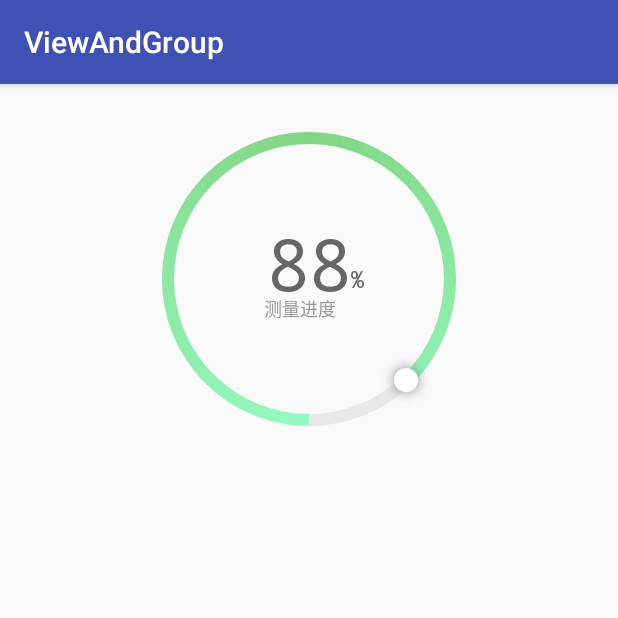
After one commit to baojie0327/ViewAndGroup, an Android app: the CircleProgressActivity screen opened directly, with no data from a screen before it, on a phone screen of 412 x 824 dp, the top half of it. The commit adds this screen. Run offline under Robolectric (Android 15) with nearby library versions, the phone set to English and light mode, and no system bars.

Commit message:
circleprogress

```diff
--- a/app/build.gradle
+++ b/app/build.gradle
@@ -25,7 +25,8 @@ dependencies {
         exclude group: 'com.android.support', module: 'support-annotations'
     })
     compile 'com.android.support:appcompat-v7:25.0.1'
-    testCompile 'junit:junit:4.12'
     compile 'com.jakewharton:butterknife:7.0.0'
     compile 'com.android.support:recyclerview-v7:25.0.1'
+    compile 'com.android.support.constraint:constraint-layout:1.0.2'
+    testCompile 'junit:junit:4.12'
 }
--- a/app/src/main/java/com/example/ahuang/viewandgroup/View/MeasureView.java
+++ b/app/src/main/java/com/example/ahuang/viewandgroup/View/MeasureView.java
@@ -49,11 +49,11 @@ public class MeasureView extends View {
         int mode = MeasureSpec.getMode(widthMeasureSpec); //获取测量模式
         int size = MeasureSpec.getSize(widthMeasureSpec);  //获取测量值
 
-        if (mode == MeasureSpec.EXACTLY) { //精准测量模式
+        if (mode == MeasureSpec.EXACTLY) { //精准测量模式,设置为具体数值或者match_parent时
             width = size;
         } else {
             width = 200;
-            if (mode == MeasureSpec.AT_MOST) {
+            if (mode == MeasureSpec.AT_MOST) {    //设置为wrap_content
                 width = Math.max(size, width);
             }
         }
--- a/app/src/main/java/com/example/ahuang/viewandgroup/View/MyTextView.java
+++ b/app/src/main/java/com/example/ahuang/viewandgroup/View/MyTextView.java
@@ -16,7 +16,7 @@ import android.widget.TextView;
  * @version 1.0.0
  * since 2017 04 20
  */
-public class MyTextView extends TextView{
+public class MyTextView extends android.support.v7.widget.AppCompatTextView{
 
     private Paint mPaint1,mPaint2;
 
--- /dev/null
+++ b/app/src/main/java/com/example/ahuang/viewandgroup/activity/CircleProgressActivity.java
@@ -0,0 +1,24 @@
+package com.example.ahuang.viewandgroup.activity;
+
+import android.support.v7.app.AppCompatActivity;
+import android.os.Bundle;
+
+import com.example.ahuang.viewandgroup.R;
+import com.example.ahuang.viewandgroup.view.CircleProgress;
+
+public class CircleProgressActivity extends AppCompatActivity {
+
+    private CircleProgress mCircleProgress;
+
+    @Override
+    protected void onCreate(Bundle savedInstanceState) {
+        super.onCreate(savedInstanceState);
+        setContentView(R.layout.activity_circle_progress);
+
+        mCircleProgress=(CircleProgress) findViewById(R.id.circle_progress);
+
+
+        mCircleProgress.setMax(100);
+        mCircleProgress.setProgressWithAnimation(100);
+    }
+}
--- /dev/null
+++ b/app/src/main/java/com/example/ahuang/viewandgroup/view/CircleProgress.java
@@ -0,0 +1,327 @@
+package com.example.ahuang.viewandgroup.view; /**
+ * CircleProgress  2017-10-28
+ * Copyright (c) 2017 KL Co.Ltd. All right reserved.
+ */
+
+import android.animation.ValueAnimator;
+import android.content.Context;
+import android.content.res.TypedArray;
+import android.graphics.Canvas;
+import android.graphics.Color;
+import android.graphics.Matrix;
+import android.graphics.Paint;
+import android.graphics.RectF;
+import android.graphics.SweepGradient;
+import android.graphics.Typeface;
+import android.support.annotation.Nullable;
+import android.util.AttributeSet;
+import android.view.View;
+import android.view.animation.LinearInterpolator;
+
+import com.example.ahuang.viewandgroup.R;
+
+/**
+ * class description here
+ * @author Jackson
+ * @version 1.0.0
+ * since 2017 10 28
+ */
+public class CircleProgress extends View{
+
+
+    //定义颜色
+    private int background_color, ring_color, ring_progress_color, dot_color, percent_color,
+            text_progress_color, text_color;
+
+    private float ringSize, dotSize, textProgressSize, texSize, texMarginSize;
+
+    private String showText; //显示固定文字
+
+    ValueAnimator animator; //动画
+
+    //增长动画中的临时进度
+    private float tempProgress = 0;
+    //当前进度
+    private int curProgress;
+    //最大进度
+    private int maxProgress;
+
+    //定义画笔
+    private Paint mPaint;
+    private Paint ringPaint;   //圆弧
+    private Paint ringProgressPaint; //进度圆弧
+    private Paint textPaint;  //文本
+    private Paint pointPaint; //点
+
+
+    public CircleProgress(Context context) {
+        this(context, null);
+    }
+
+    public CircleProgress(Context context, @Nullable AttributeSet attrs) {
+        this(context, attrs, 0);
+    }
+
+    public CircleProgress(Context context, @Nullable AttributeSet attrs, int defStyleAttr) {
+        super(context, attrs, defStyleAttr);
+        //获得atts.xml定义的属性值，存储在TypedArray中
+        TypedArray ta = context.getTheme().obtainStyledAttributes(attrs, R.styleable.CircleProgress, defStyleAttr, 0);
+        int n = ta.getIndexCount();
+        for (int i = 0; i < n; i++) {
+            int attr = ta.getIndex(i);
+            switch (attr) {
+
+
+                case R.styleable.CircleProgress_ringColors: //圆环颜色
+                    ring_color = ta.getColor(attr, Color.BLACK);
+                    break;
+                case R.styleable.CircleProgress_ringSize: //圆环宽度
+                    ringSize = ta.getDimension(R.styleable.CircleProgress_ringSize, 13);
+                    break;
+                case R.styleable.CircleProgress_ringprogressColor: //圆环进度颜色
+                    ring_progress_color = ta.getColor(attr, Color.WHITE);
+                    break;
+
+                case R.styleable.CircleProgress_dotColor:  //小圆点
+                    dot_color = ta.getColor(attr, Color.WHITE);
+                    break;
+                case R.styleable.CircleProgress_dotSize:  //小圆点大小
+                    dotSize = ta.getDimension(R.styleable.CircleProgress_dotSize, 32);
+                    break;
+
+                case R.styleable.CircleProgress_textProgressColor: //字体进度的颜色
+                    text_progress_color = ta.getColor(attr, Color.BLACK);
+                    break;
+                case R.styleable.CircleProgress_textProgressSize:  //字体进度大小
+                    textProgressSize = ta.getDimension(R.styleable.CircleProgress_textProgressSize, 32);
+                    break;
+
+                case R.styleable.CircleProgress_textPercentColor:  //百分号颜色
+                    percent_color = ta.getColor(attr, Color.BLACK);
+                    break;
+
+                case R.styleable.CircleProgress_showProgressText:  //固定字体显示
+                    showText = ta.getString(R.styleable.CircleProgress_showProgressText);
+                    break;
+                case R.styleable.CircleProgress_texColor: //字体的颜色
+                    text_color = ta.getColor(attr, Color.BLACK);
+                    break;
+                case R.styleable.CircleProgress_texSize:  //字体大小
+                    texSize = ta.getDimension(R.styleable.CircleProgress_texSize, 17);
+                    break;
+
+                case R.styleable.CircleProgress_texMarginSize:  //字之间的款阿杜
+                    texMarginSize = ta.getDimension(R.styleable.CircleProgress_texMarginSize, 9);
+                    break;
+            }
+        }
+        ta.recycle();
+        init();
+    }
+
+
+    private void init() {
+        mPaint = new Paint(); //画笔
+        mPaint.setAntiAlias(true);
+        ringPaint = new Paint();  //圆弧
+        ringPaint.setAntiAlias(true);
+        ringProgressPaint = new Paint();  //进度圆弧
+        ringProgressPaint.setAntiAlias(true);
+        textPaint = new Paint();  //文字画笔
+        textPaint.setAntiAlias(true);
+        pointPaint = new Paint(); //点
+        pointPaint.setAntiAlias(true);
+
+    }
+
+    /**
+     * 重写onMeasure()方法，支持wrap_content属性
+     *
+     * @param widthMeasureSpec
+     * @param heightMeasureSpec
+     */
+    @Override
+    protected void onMeasure(int widthMeasureSpec, int heightMeasureSpec) {
+        // super.onMeasure(widthMeasureSpec, heightMeasureSpec);
+        int width;
+        int height;
+        int widthMode = MeasureSpec.getMode(widthMeasureSpec);  //宽度的测量模式
+        int widthSize = MeasureSpec.getSize(widthMeasureSpec);  //宽度的测量值
+        int heightMode = MeasureSpec.getMode(heightMeasureSpec);  //高度的测量模式
+        int heightSize = MeasureSpec.getSize(heightMeasureSpec); //高度的测量值
+        //如果布局里面设置的是固定值,这里取布局里面的固定值;如果设置的是match_parent,则取父布局的大小
+        if (widthMode == MeasureSpec.EXACTLY) {
+            width = widthSize;
+        } else {
+            //如果布局里面没有设置固定值,这里取布局的宽度的1/2
+            width = widthSize * 1 / 2;
+        }
+
+        if (heightMode == MeasureSpec.EXACTLY) {
+            height = heightSize;
+        } else {
+            //如果布局里面没有设置固定值,这里取布局的高度的3/4
+            height = heightSize * 3 / 4;
+        }
+
+        setMeasuredDimension(width, height);
+
+    }
+
+
+    @Override
+    protected void onDraw(Canvas canvas) {
+        super.onDraw(canvas);
+        // 画最外层的大圆环
+        int centre = getWidth() / 2; //获取圆心的x坐标
+        int radius = (int) (centre - 2 * ringSize); //圆环的半径
+        mPaint.setColor(ring_color); //设置圆环的颜色
+        mPaint.setStyle(Paint.Style.STROKE); //设置空心
+        mPaint.setStrokeWidth(ringSize); //设置圆环的宽度
+        mPaint.setAntiAlias(true);  //消除锯齿
+        canvas.drawCircle(centre, centre, radius, mPaint); //画出圆环
+
+        //画进度文字
+        //设置进度值的大小颜色，字体样式
+        textPaint.setStrokeWidth(0);
+        textPaint.setColor(text_progress_color);
+        textPaint.setTextSize(textProgressSize);
+        textPaint.setTypeface(Typeface.MONOSPACE);
+
+        //中间的进度百分比，先转换成float在进行除法运算，不然都为0
+        int percent = (int) (((float) tempProgress / (float) maxProgress) * 100);
+        String percent_draw;
+        if (percent == 0) {
+            percent_draw = "00";
+        } else {
+            percent_draw = percent + "";
+        }
+        float textHeight = textProgressSize; //进度字体的高度
+        float textWidth = textPaint.measureText(percent_draw);
+
+        textPaint.setTextSize(textHeight);
+        //   canvas.drawText(percent_draw, centre - 5 * textWidth, centre, textPaint);
+        canvas.drawText(percent_draw, centre - textWidth / 2, centre + textProgressSize / 6, textPaint);
+
+        //画百分比号
+        textPaint.setStrokeWidth(3);
+        String text_percent = "%";
+        textPaint.setTextSize(textHeight / 3);
+        // canvas.drawText(text_percent, centre + 5 * textWidth , centre + textWidth / 2, textPaint);
+        canvas.drawText("%", centre + textWidth / 2, centre + textProgressSize / 8, textPaint);
+
+        //画展示文字
+        textPaint.setColor(text_color);
+        textPaint.setTextSize(texSize);
+        canvas.drawText(showText, centre - textProgressSize / 2 - 10, centre + textProgressSize / 3 + texMarginSize, textPaint);
+
+        //画圆弧
+        ringProgressPaint.setStyle(Paint.Style.STROKE);
+        ringProgressPaint.setStrokeWidth(ringSize);
+
+        //  ringProgressPaint.setColor(ring_progress_color);
+        RectF oval = new RectF(centre - radius, centre - radius, centre
+                + radius, centre + radius);  //用于定义的圆弧的形状和大小的界限
+
+        //创建一个渲染器
+        SweepGradient mSweepGradient=new SweepGradient(canvas.getWidth()/2
+                ,canvas.getHeight()/2,new int[]{Color.rgb(130,213,131),Color.rgb(150,251,196),Color.rgb(130,213,131)},null);
+        Matrix matrix=new Matrix();
+        matrix.setRotate(-90f,canvas.getWidth()/2,canvas.getHeight()/2);
+        mSweepGradient.setLocalMatrix(matrix);
+        ringProgressPaint.setShader(mSweepGradient);
+        canvas.drawArc(oval, 90, 360 * tempProgress / maxProgress, false, ringProgressPaint);
+
+        //画圆点
+        // 画进度点   30°角度 的弧度 = 2 * PI / 360 * 30
+        int rangle = 0;
+        if (tempProgress == 0) {
+            rangle = 360 / maxProgress;
+        } else {
+            rangle = 360 * (int) tempProgress / maxProgress;
+        }
+
+        double a = 0.0;//角度
+        int pointX = 0;
+        int pointY = 0;
+
+
+        if (rangle > 0 && rangle <= 90) {
+            a = 2 * Math.PI / 360 * (270 - rangle);
+            pointX = centre + (int) (radius * Math.cos(a));
+            pointY = centre - (int) (radius * Math.sin(a));
+        } else if (rangle > 90 && rangle <= 180) {
+            a = 2 * Math.PI / 360 * (rangle + 90);
+            pointX = centre + (int) (radius * Math.cos(a));
+            pointY = centre + (int) (radius * Math.sin(a));
+        } else if (rangle > 180 && rangle <= 270) {
+            a = 2 * Math.PI / 360 * (rangle);
+            pointX = centre - (int) (radius * Math.sin(a));
+            pointY = centre + (int) (radius * Math.cos(a));
+        } else if (rangle > 270 && rangle <= 360) {
+            a = 2 * Math.PI / 360 * (rangle - 90);
+            pointX = centre - (int) (radius * Math.cos(a));
+            pointY = centre - (int) (radius * Math.sin(a));
+        }
+
+        //   Log.e("hbj", "rangle==" + rangle + "--pointX=" + pointX + "  pointY==" + pointY);
+
+        pointPaint.setColor(dot_color);
+        pointPaint.setStyle(Paint.Style.FILL);
+        pointPaint.setAntiAlias(true);  //消除锯齿
+        pointPaint.setShadowLayer(10, 0, 0, Color.GRAY);
+        //  Log.d("TAG", "pointX = " + pointX + "||pointY = " + pointY);
+        canvas.drawCircle(pointX, pointY, dotSize, pointPaint);
+
+
+    }
+
+    public synchronized void setMax(int maxProgress) {
+        if (maxProgress < 0) {
+            throw new IllegalArgumentException("maxProgress not less than 0");
+        }
+        this.maxProgress = maxProgress;
+    }
+
+    /**
+     * 开启动画
+     *
+     * @param curProgress
+     */
+    public void setProgressWithAnimation(int curProgress) {
+        this.curProgress = curProgress;
+        animator = ValueAnimator.ofInt(0, curProgress);
+        animator.setDuration(3000);
+        animator.setInterpolator(new LinearInterpolator());
+        animator.addUpdateListener(new ValueAnimator.AnimatorUpdateListener() {
+            @Override
+            public void onAnimationUpdate(ValueAnimator animation) {
+                tempProgress = (int) animation.getAnimatedValue();
+                invalidate();
+            }
+        });
+        animator.start();
+
+    }
+
+    /**
+     * 完成测量
+     *
+     * @param curProgress
+     */
+    public void completeMeasure(int curProgress) {
+        animator.cancel();
+        this.curProgress = curProgress;
+        tempProgress = curProgress;
+        invalidate();
+    }
+
+    /**
+     * 停止Progress
+     */
+    public void stopProgress(){
+        animator.cancel();
+        invalidate();
+    }
+
+}
--- /dev/null
+++ b/app/src/main/res/layout/activity_circle_progress.xml
@@ -0,0 +1,30 @@
+<?xml version="1.0" encoding="utf-8"?>
+<LinearLayout
+    xmlns:android="http://schemas.android.com/apk/res/android"
+    xmlns:app="http://schemas.android.com/apk/res-auto"
+    xmlns:tools="http://schemas.android.com/tools"
+    android:layout_width="match_parent"
+    android:layout_height="match_parent"
+    android:orientation="vertical"
+    tools:context="com.example.ahuang.viewandgroup.activity.CircleProgressActivity">
+
+
+    <com.example.ahuang.viewandgroup.view.CircleProgress
+        android:id="@+id/circle_progress"
+        android:layout_width="220dp"
+        android:layout_height="220dp"
+        android:layout_marginTop="20dp"
+        android:layout_gravity="center_horizontal"
+        app:ringColors="#E8E8E8"
+        app:dotColor="#ffffff"
+        app:ringprogressColor="#82D583"
+        app:textProgressColor="#666666"
+        app:textPercentColor="#666666"
+        app:texColor="#999999"
+        app:showProgressText="测量进度"
+        app:ringSize="8dp"
+        app:dotSize="8dp"
+        app:textProgressSize="47sp"
+        app:texSize="12sp"
+        app:texMarginSize="9dp"/>
+</LinearLayout>
--- a/app/src/main/res/values/colors.xml
+++ b/app/src/main/res/values/colors.xml
@@ -3,4 +3,8 @@
     <color name="colorPrimary">#3F51B5</color>
     <color name="colorPrimaryDark">#303F9F</color>
     <color name="colorAccent">#FF4081</color>
+    <color name="color_one">#FF0000</color>
+    <color name="color_two">#FFFF00</color>
+    <color name="color_three">#9370DB </color>
+    <color name="color_four">#527F76 </color>
 </resources>
```
Also changed, not shown: app/src/main/AndroidManifest.xml (+7 -2 lines), app/src/main/java/com/example/ahuang/viewandgroup/MainActivity.java (+11 -0 lines), app/src/main/java/com/example/ahuang/viewandgroup/activity/CustomViewGroupActivity.java (added, +15 -0 lines), app/src/main/java/com/example/ahuang/viewandgroup/view/CustomViewGroup.java (added, +155 -0 lines), app/src/main/res/layout/activity_custom_view_group.xml (added, +32 -0 lines), app/src/main/res/values/attrs.xml (+44 -0 lines).
